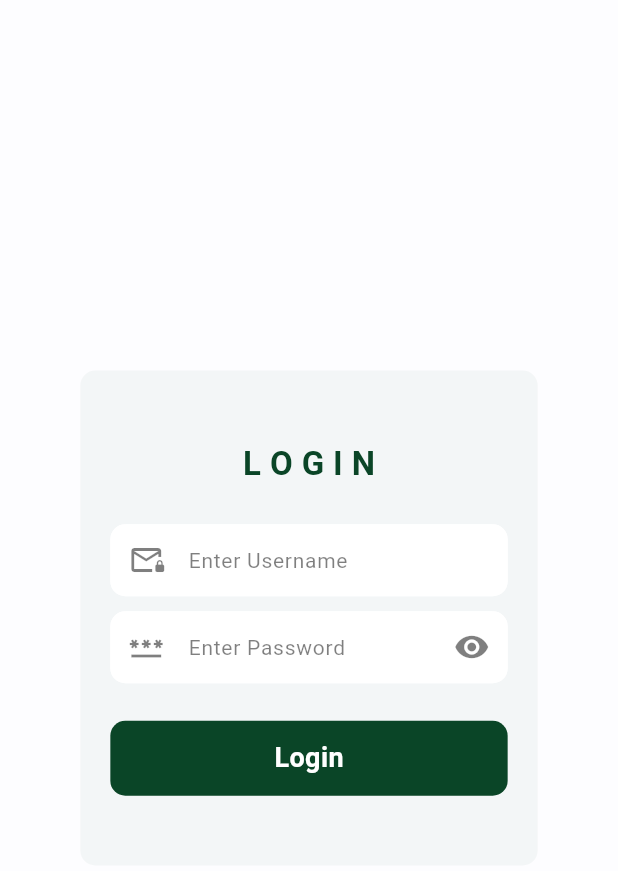
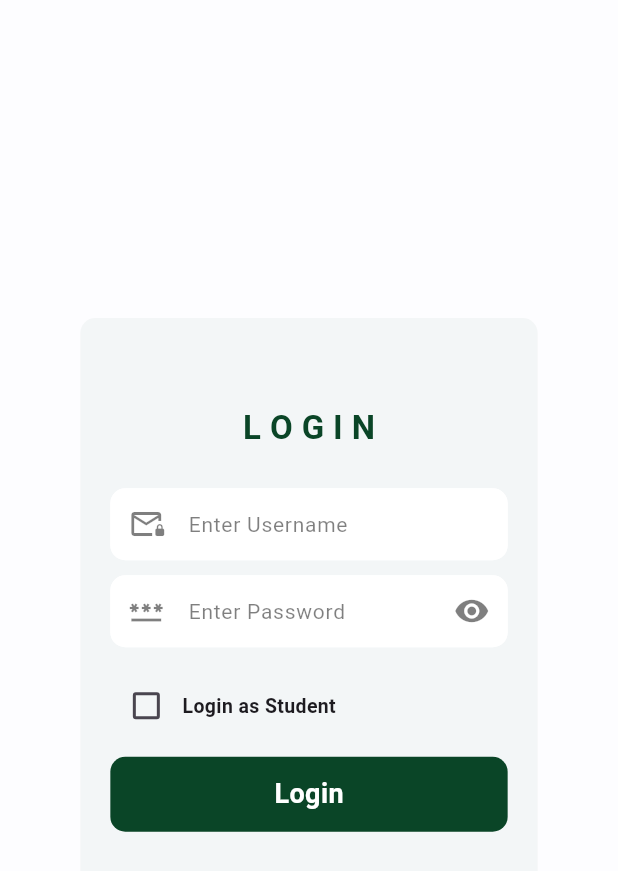
Before and after one commit to Niraj-KC/tic-tech-teo-24, a Flutter app: the screen it shows after launch, on a phone screen of 412 x 824 dp. Shown: the top 871 px of the screen. Run offline on Flutter 3.47's test engine with Material 3 defaults, Android fonts, the phone set to English and light mode, and no system bars; our stand-ins replace cloud_firestore, firebase_auth, firebase_core, firebase_database, firebase_messaging, firebase_storage and 1 more; accounts and stored records are empty.

Commit message:
student checkbox added

```diff
--- a/teach_assist/lib/Screens/AuthScreens/LoginScreen.dart
+++ b/teach_assist/lib/Screens/AuthScreens/LoginScreen.dart
@@ -15,18 +15,24 @@ class LoginScreen extends StatefulWidget {
 class _LoginScreenState extends State<LoginScreen> {
   bool _isLoading = false;
 
+  TextEditingController _usernameController = TextEditingController();
+  TextEditingController _passwordController = TextEditingController();
+
+  // Checkbox state
+  bool _isStudent = false;
+
   @override
   Widget build(BuildContext context) {
-    mq  = MediaQuery.of(context).size ;
+    mq = MediaQuery.of(context).size;
     return MaterialApp(
       debugShowCheckedModeBanner: false,
       home: Scaffold(
         backgroundColor: AppColors.theme['offWhite'],
         body: Center(
           child: Padding(
-            padding:  EdgeInsets.symmetric(horizontal: mq.width*.13),
+            padding: EdgeInsets.symmetric(horizontal: mq.width * .13),
             child: Container(
-              height: 330,
+              height: 400, // Adjusted height to fit checkbox
               width: double.infinity,
               decoration: BoxDecoration(
                 color: AppColors.theme['green']?.withOpacity(0.04),
@@ -51,21 +57,50 @@ class _LoginScreenState extends State<LoginScreen> {
                     isNumber: false,
                     prefixicon: Icon(Icons.mail_lock_outlined),
                     obsecuretext: false,
+                    controller: _usernameController,
                   ),
                   CustomTextField(
                     hintText: 'Enter Password',
                     isNumber: false,
                     prefixicon: Icon(Icons.password_outlined),
                     obsecuretext: true,
+                    controller: _passwordController,
                     suffix: IconButton(
                       onPressed: () {},
                       icon: Icon(Icons.remove_red_eye),
                     ),
                   ),
-                  SizedBox(height: 20),
+                  SizedBox(height: 10),
+                  // Checkbox for "Student"
+                  Padding(
+                    padding: const EdgeInsets.symmetric(horizontal: 20.0),
+                    child: Row(
+                      mainAxisAlignment: MainAxisAlignment.start,
+                      children: [
+                        Checkbox(
+                          activeColor: AppColors.theme['green'],
+                          value: _isStudent,
+                          onChanged: (bool? newValue) {
+                            setState(() {
+                              _isStudent = newValue ?? false;
+                            });
+                          },
+                        ),
+                        Text("Login as Student",style: TextStyle(fontSize: 13,fontWeight: FontWeight.bold),),
+                      ],
+                    ),
+                  ),
+                  SizedBox(height: 10),
                   AuthButton(
-                    onpressed: () async {},
-                    name: _isLoading ? 'Logining...' : "Login",
+                    onpressed: () async {
+
+                      // todo : take this details
+                      print('Username: ${_usernameController.text}');
+                      print('Password: ${_passwordController.text}');
+                      print('Student: ${_isStudent ? "Yes" : "No"}');
+
+                    },
+                    name: _isLoading ? 'Logging in...' : "Login",
                     bcolor: AppColors.theme['green'],
                     tcolor: AppColors.theme['white'],
                     isLoading: _isLoading,
```
